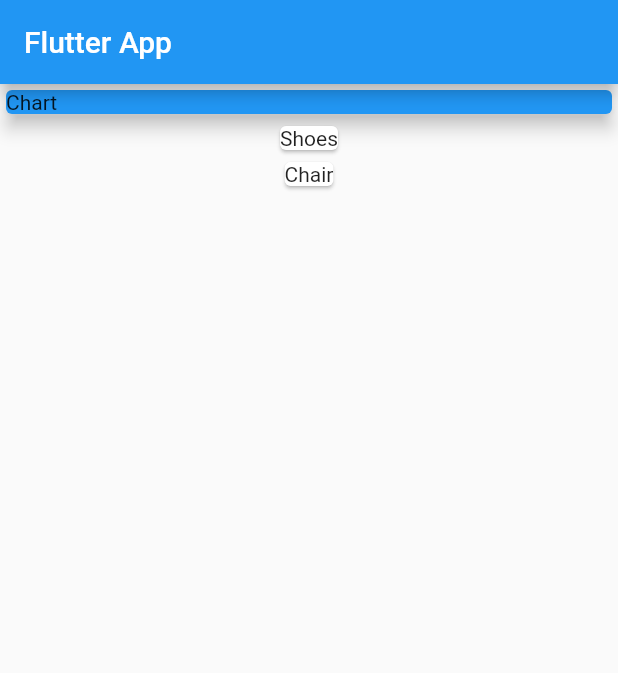
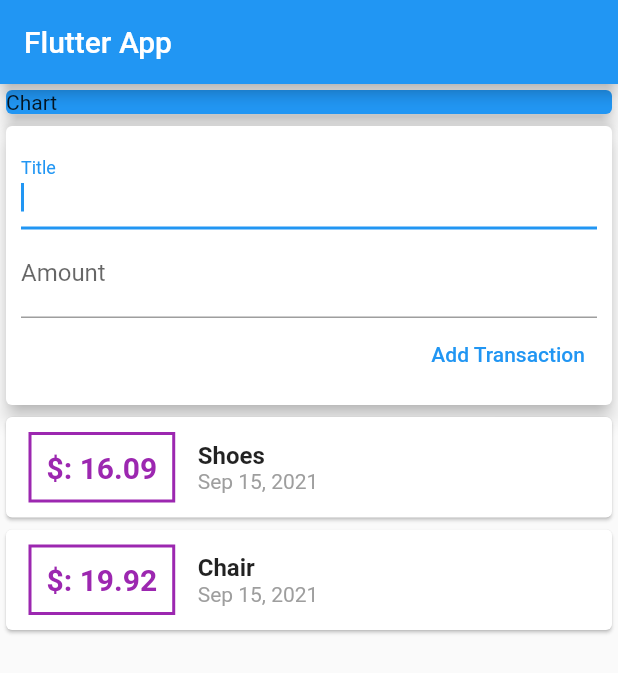
Before and after one commit to amondnet/mobx-issue-832, a Flutter app: the screen it shows after launch, on a phone screen of 412 x 824 dp. Shown: the top 673 px of the screen. Run offline on Flutter 3.47's test engine with Material 2 defaults, Android fonts, the phone set to English and light mode, and no system bars.

Commit message:
created widgets and handled inputs

```diff
--- a/expense_tracker/lib/main.dart
+++ b/expense_tracker/lib/main.dart
@@ -1,4 +1,4 @@
-import 'package:expense_tracker/transaction.dart';
+import 'package:expense_tracker/widgets/user_transaction.dart';
 import 'package:flutter/material.dart';
 
 void main() {
@@ -17,14 +17,6 @@ class MyApp extends StatelessWidget {
 }
 
 class MyHomePage extends StatelessWidget {
-  final List<Transaction> transactions = [
-    Transaction(
-        id: 'trx1', title: 'Shoes', amount: 69.9, date: DateTime.now()
-    ),
-    Transaction(
-        id: 'trx2', title: 'Chair', amount: 199.9, date: DateTime.now()
-    ),
-  ];
 
   @override
   Widget build(BuildContext context) {
@@ -41,11 +33,7 @@ class MyHomePage extends StatelessWidget {
             child: Container(width: double.infinity, child: Text('Chart')),
             elevation: 5,
           ),
-          Column(
-            children: transactions.map((tx) => Card(
-                child: Text(tx.title),
-            )).toList(),
-          )
+          UserTransactions()
         ],
       ),
     );
--- /dev/null
+++ b/expense_tracker/lib/widgets/new_transaction.dart
@@ -0,0 +1,40 @@
+import 'package:flutter/material.dart';
+
+class NewTransaction extends StatelessWidget {
+
+  final titleController = TextEditingController();
+  final amountController = TextEditingController();
+  final Function addTrx;
+
+  NewTransaction(this.addTrx);
+
+  @override
+  Widget build(BuildContext context) {
+    return Card(
+      elevation: 5,
+      child: Container(
+        padding: EdgeInsets.all(10),
+        child: Column(
+          crossAxisAlignment: CrossAxisAlignment.end,
+          children: [
+            TextField(
+              controller: titleController,
+              autofocus: true,
+              decoration: InputDecoration(labelText: 'Title'),
+            ),
+            TextField(
+              controller: amountController,
+              decoration: InputDecoration(labelText: 'Amount'),
+            ),
+            TextButton(onPressed: () {
+              addTrx(
+                  titleController.text,
+                  double.parse(amountController.text)
+              );
+            }, child: Text('Add Transaction'),)
+          ],
+        ),
+      ),
+    );
+  }
+}
--- /dev/null
+++ b/expense_tracker/lib/widgets/transaction_list.dart
@@ -0,0 +1,55 @@
+import 'package:expense_tracker/models/transaction.dart';
+import 'package:intl/intl.dart';
+import 'package:flutter/material.dart';
+
+class TransactionList extends StatelessWidget {
+
+  final List<Transaction> transactions;
+
+  TransactionList(this.transactions);
+
+  @override
+  Widget build(BuildContext context) {
+    return Column(
+      children: transactions
+          .map((tx) => Card(
+                child: Row(
+                  children: [
+                    Container(
+                      margin:
+                          EdgeInsets.symmetric(vertical: 10, horizontal: 15),
+                      child: Text(
+                        '\$: ${tx.amount.toString()}',
+                        style: TextStyle(
+                            fontWeight: FontWeight.bold,
+                            fontSize: 20,
+                            color: Colors.purple),
+                      ),
+                      decoration: BoxDecoration(
+                        border: Border.all(color: Colors.purple, width: 2),
+                      ),
+                      padding: EdgeInsets.all(10),
+                    ),
+                    Column(
+                      crossAxisAlignment: CrossAxisAlignment.start,
+                      children: [
+                        Text(
+                          tx.title,
+                          style: TextStyle(
+                              fontSize: 16, fontWeight: FontWeight.bold),
+                        ),
+                        Text(
+                          DateFormat(DateFormat.YEAR_ABBR_MONTH_DAY,
+                                  Intl.systemLocale)
+                              .format(tx.date),
+                          style: TextStyle(color: Colors.grey),
+                        )
+                      ],
+                    )
+                  ],
+                ),
+              ))
+          .toList(),
+    );
+  }
+}
--- /dev/null
+++ b/expense_tracker/lib/widgets/user_transaction.dart
@@ -0,0 +1,47 @@
+import 'package:expense_tracker/models/transaction.dart';
+import 'package:expense_tracker/widgets/new_transaction.dart';
+import 'package:expense_tracker/widgets/transaction_list.dart';
+import 'package:flutter/material.dart';
+
+class UserTransactions extends StatefulWidget {
+
+  @override
+  _UserTransactionsState createState() => _UserTransactionsState();
+}
+
+class _UserTransactionsState extends State<UserTransactions> {
+  final List<Transaction> _userTransactions = [
+    Transaction(
+        id: 'trx1', title: 'Shoes', amount: 16.09, date: DateTime.now()
+    ),
+    Transaction(
+        id: 'trx2', title: 'Chair', amount: 19.92, date: DateTime.now()
+    )
+  ];
+
+  @override
+  Widget build(BuildContext context) {
+    return Column(
+      children: [
+        NewTransaction(
+          _addNewTransaction
+        ),
+        TransactionList(
+            _userTransactions
+        )
+      ],
+    );
+  }
+
+  void _addNewTransaction(String title, double amount) {
+    final newTrx = Transaction(id: DateTime.now().toString(),
+        title: title,
+        amount: amount,
+        date: DateTime.now()
+    );
+    setState(() {
+      _userTransactions.add(newTrx);
+    });
+  }
+
+}
--- a/expense_tracker/pubspec.yaml
+++ b/expense_tracker/pubspec.yaml
@@ -23,6 +23,7 @@ environment:
 dependencies:
   flutter:
     sdk: flutter
+  intl: ^0.17.0
 
 
   # The following adds the Cupertino Icons font to your application.
```
Also changed, not shown: expense_tracker/lib/models/transaction.dart (renamed from expense_tracker/lib/transaction.dart), expense_tracker/pubspec.lock.
